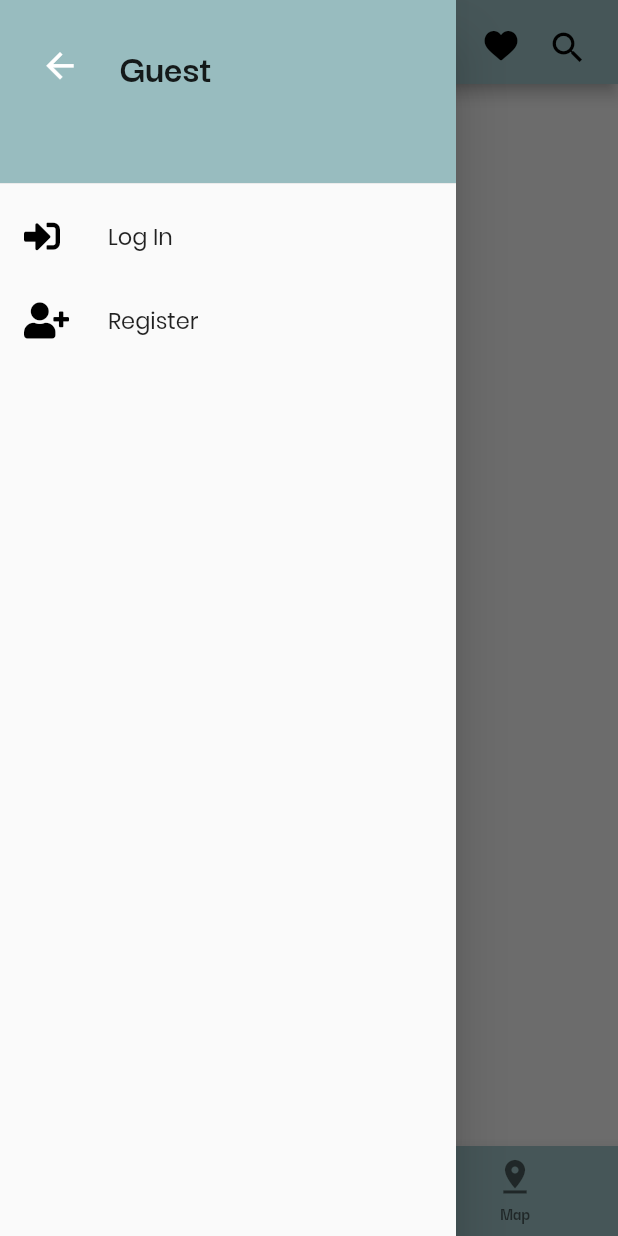
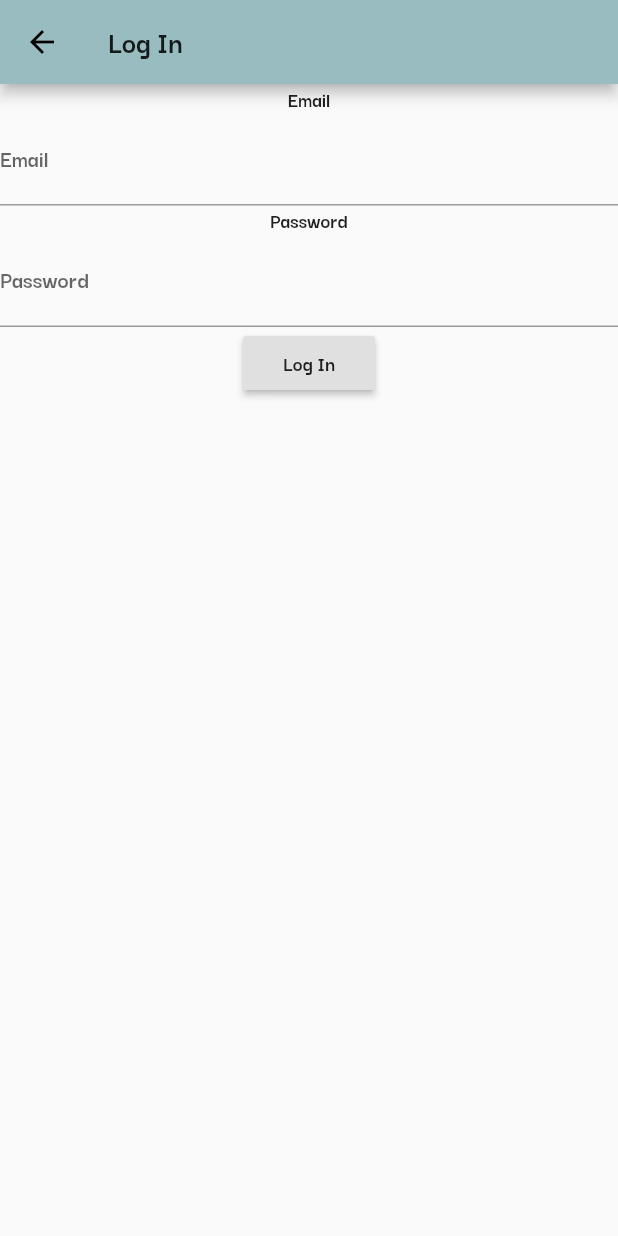
Before and after one commit to dangersflow/FindMeVending, a Flutter app: the screen it shows after launch, in the side drawer, after a tap on "Log In", on a phone screen of 412 x 824 dp. Run offline on Flutter 3.47's test engine with Material 2 defaults, Android fonts, the phone set to English and light mode, and no system bars; our stand-ins replace cloud_firestore, firebase_auth, flutter_icons; accounts and stored records are empty.

Commit message:
not formatted, but present login screen

```diff
--- a/find_me_vending/lib/loginSignUp.dart
+++ b/find_me_vending/lib/loginSignUp.dart
@@ -1,2 +1,51 @@
 import 'package:flutter/material.dart';
 import 'package:cloud_firestore/cloud_firestore.dart';
+import 'dart:async';
+import 'package:firebase_auth/firebase_auth.dart';
+import 'package:findmevending/main.dart';
+
+final FirebaseAuth _auth = FirebaseAuth.instance;
+FirebaseUser user;
+Future<void> signOut() async{
+  return _auth.signOut();
+}
+
+class LoginScreen extends StatelessWidget {
+  TextEditingController _uname = TextEditingController();
+  TextEditingController _pword = TextEditingController();
+
+  Future<void> _handleSignIn(var context, String email, String password) async {
+    AlertDialog dialog = new AlertDialog(
+        content: new Text("Loading...")
+    );
+    showDialog(context: context, builder: (BuildContext context) => dialog);
+    _auth.signInWithEmailAndPassword(email: email, password: password);
+//        .then((FirebaseUser user) {
+//    }).catchError((e) {
+//      Navigator.pop(context);
+//      showDialog(context: context,
+//          builder: (BuildContext context) =>
+//              AlertDialog(content: Text("Incorrect Password")));
+//      return;
+//    }
+//    );
+    Navigator.pop(context);
+    Navigator.push(context, MaterialPageRoute(
+        builder: (context) => MyApp()),
+    );
+  }
+
+  @override
+  Widget build(BuildContext context) {
+    Container loginScreen;
+
+    TextField username = TextField(controller: _uname, decoration: InputDecoration(labelText: "Email"), keyboardType: TextInputType.emailAddress,);
+    TextField password = TextField(controller: _pword, decoration: InputDecoration(labelText: "Password"), obscureText: true,);
+
+    RaisedButton login = RaisedButton(child: Text("Log In"), onPressed: (){ _handleSignIn(context, _uname.text.toString(), _pword.text.toString()); });
+
+    loginScreen = Container(child: Column(children: [Text("Email"), username, Text("Password"), password, login]));
+
+    return Scaffold(appBar: AppBar(title: Text("Log In")), body: loginScreen);
+  }
+}
--- a/find_me_vending/lib/main.dart
+++ b/find_me_vending/lib/main.dart
@@ -2,6 +2,7 @@ import 'package:flutter/material.dart';
 import 'package:findmevending/MainCard.dart';
 import 'package:findmevending/custom_icons_icons.dart';
 import 'package:flutter_icons/flutter_icons.dart';
+import 'package:findmevending/loginSignUp.dart';
 
 //important variables
 
@@ -199,7 +200,7 @@ class _MyHomePageState extends State<MyHomePage> {
             ListTile(
               leading: Icon(CustomIcons.sign_in_alt_solid, color: Colors.black,),
               title: Text("Log In", style: TextStyle(fontSize: 15, fontFamily: 'Poppins'),),
-              onTap: () => {},
+              onTap: (){Navigator.push(context, MaterialPageRoute(builder: (context) => LoginScreen()));},
             ),
             ListTile(
               leading: Icon(CustomIcons.user_plus_solid, color: Colors.black,),
```
